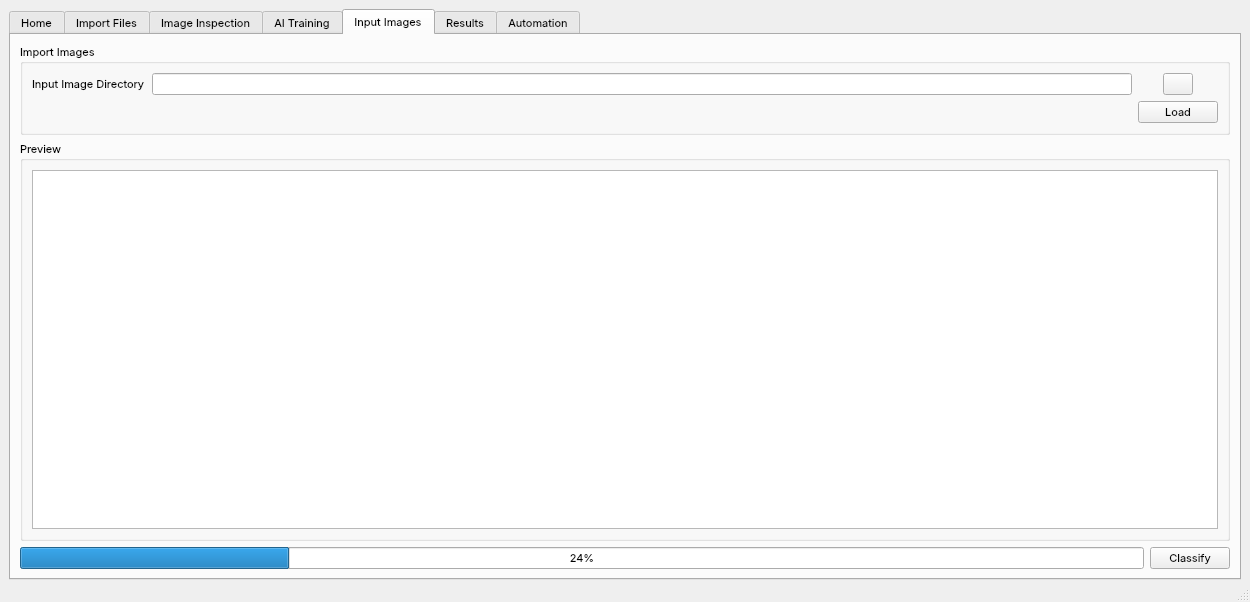
Above: mainwindow.ui from Joensw/RCAIT before the change. Below: the same form after it.
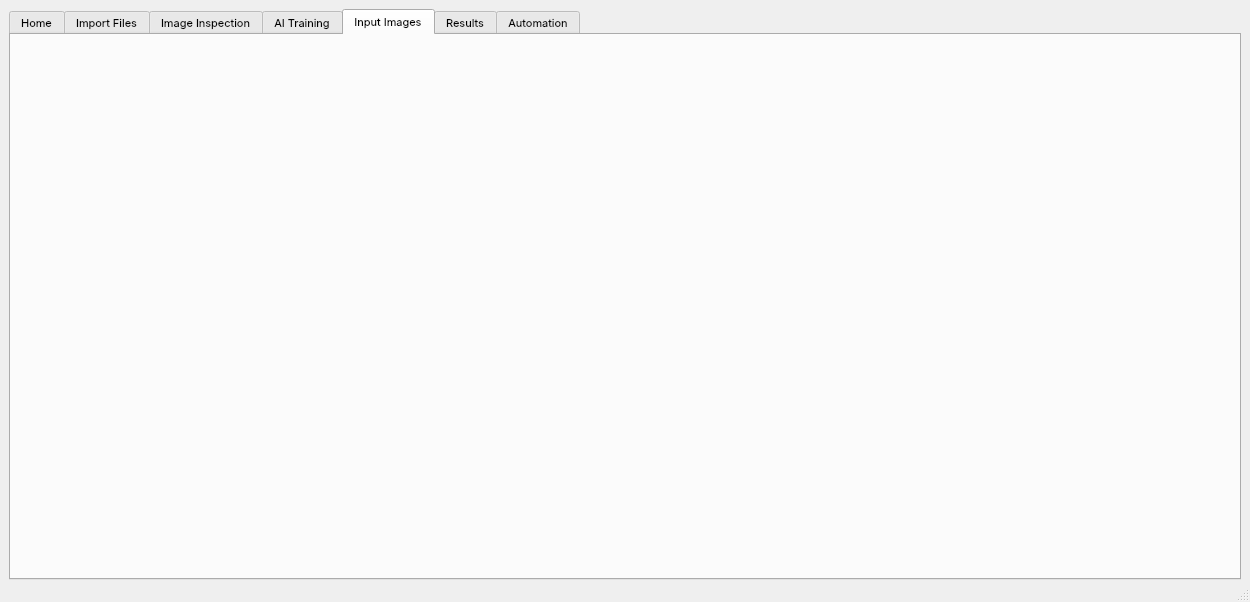
That is the form after the change. The open tabs and pages were chosen to show the change. Icons and pictures are not drawn. Custom widgets are drawn as their Qt base class.

Commit message: InputImagesWidget is now used in MainWindow

```diff
--- a/mainwindow.ui
+++ b/mainwindow.ui
@@ -971,108 +971,7 @@
        <attribute name="title">
         <string>Input Images</string>
        </attribute>
-       <layout class="QHBoxLayout" name="horizontalLayout_24">
-        <item>
-         <layout class="QVBoxLayout" name="verticalLayout_6">
-          <item>
-           <widget class="QGroupBox" name="groupBox_5">
-            <property name="enabled">
-             <bool>true</bool>
-            </property>
-            <property name="title">
-             <string>Import Images</string>
-            </property>
-            <layout class="QGridLayout" name="gridLayout_6">
-             <item row="0" column="0" colspan="2">
-              <layout class="QGridLayout" name="gridLayout_17">
-               <item row="0" column="2">
-                <widget class="Tags" name="lineEdit_11"/>
-               </item>
-               <item row="0" column="0">
-                <widget class="QLabel" name="label_18">
-                 <property name="text">
-                  <string>Input Image Directory</string>
-                 </property>
-                </widget>
-               </item>
-               <item row="0" column="3">
-                <layout class="QHBoxLayout" name="horizontalLayout_22">
-                 <item>
-                  <widget class="QPushButton" name="pushButton_clearTags_2">
-                   <property name="minimumSize">
-                    <size>
-                     <width>30</width>
-                     <height>0</height>
-                    </size>
-                   </property>
-                   <property name="maximumSize">
-                    <size>
-                     <width>8</width>
-                     <height>29</height>
-                    </size>
-                   </property>
-                   <property name="text">
-                    <string/>
-                   </property>
-                   <property name="icon">
-                    <iconset resource="UI_Icons.qrc">
-                     <normaloff>:/Resources/UISymbols/UI_Folder_Icon.svg</normaloff>:/Resources/UISymbols/UI_Folder_Icon.svg</iconset>
-                   </property>
-                  </widget>
-                 </item>
-                </layout>
-               </item>
-               <item row="1" column="3">
-                <widget class="QPushButton" name="pushButton_17">
-                 <property name="text">
-                  <string>Load</string>
-                 </property>
-                </widget>
-               </item>
-              </layout>
-             </item>
-            </layout>
-           </widget>
-          </item>
-          <item>
-           <widget class="QGroupBox" name="groupBox_6">
-            <property name="title">
-             <string>Preview</string>
-            </property>
-            <layout class="QVBoxLayout" name="verticalLayout_5">
-             <item>
-              <widget class="ImageGallery" name="listWidget"/>
-             </item>
-            </layout>
-           </widget>
-          </item>
-          <item>
-           <layout class="QHBoxLayout" name="horizontalLayout_23">
-            <item>
-             <widget class="QProgressBar" name="progressBar_4">
-              <property name="value">
-               <number>24</number>
-              </property>
-             </widget>
-            </item>
-            <item>
-             <widget class="QPushButton" name="pushButton_16">
-              <property name="font">
-               <font>
-                <family>SF Pro Text</family>
-                <pointsize>8</pointsize>
-               </font>
-              </property>
-              <property name="text">
-               <string>Classify</string>
-              </property>
-             </widget>
-            </item>
-           </layout>
-          </item>
-         </layout>
-        </item>
-       </layout>
+       <layout class="QHBoxLayout" name="horizontalLayout_24"/>
       </widget>
       <widget class="ResultsWidget" name="tab_results">
        <attribute name="icon">
@@ -1400,9 +1299,10 @@
    <header>tags.hpp</header>
   </customwidget>
   <customwidget>
-   <class>ImageGallery</class>
-   <extends>QListWidget</extends>
-   <header>imagegallery.h</header>
+   <class>InputImagesWidget</class>
+   <extends>QWidget</extends>
+   <header>inputimageswidget.h</header>
+   <container>1</container>
   </customwidget>
   <customwidget>
    <class>ResultsWidget</class>
```
Left out of the diff: 4 changed lines with no effect on the pictures. The commit also changes 1 other file.
